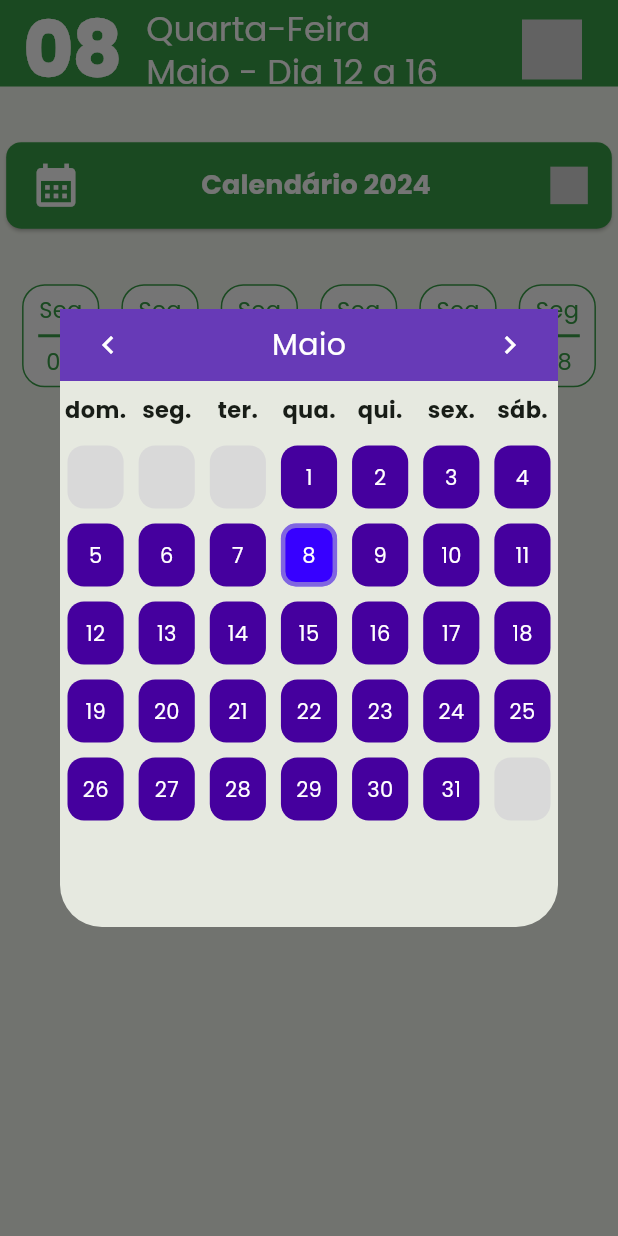
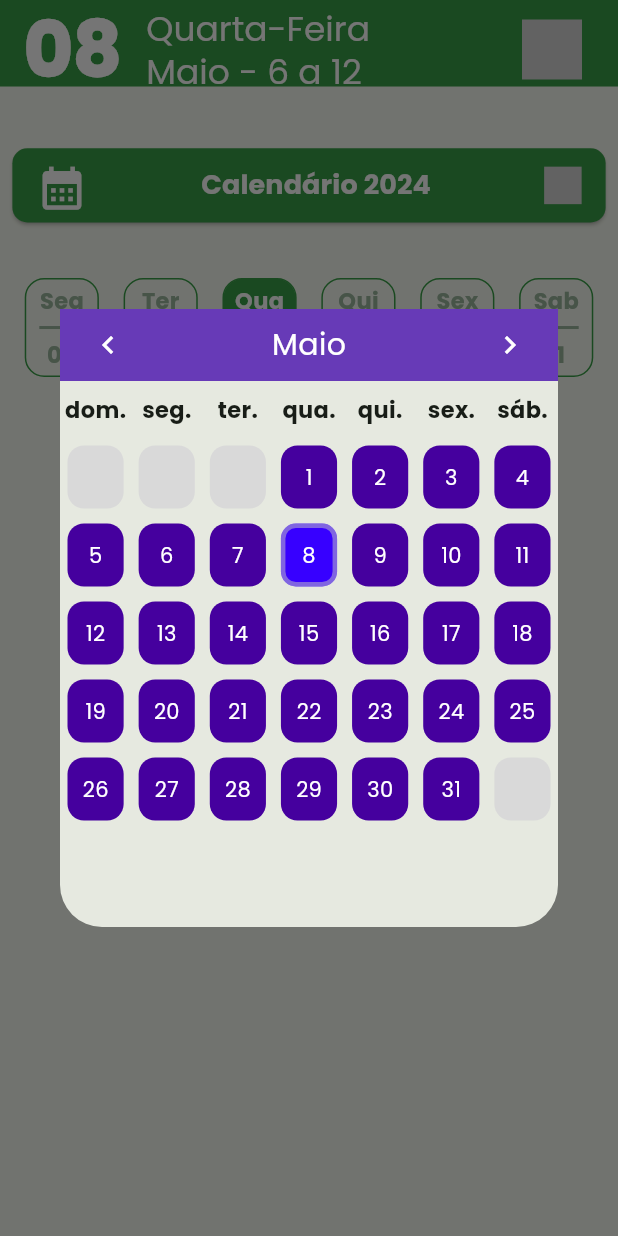
Before and after one commit to ladesa-ro/mobile, a Flutter app: the Home screen opened by its route, after a tap on an icon or button, on a phone screen of 412 x 824 dp. Run offline on Flutter 3.47's test engine with Material 3 defaults, Android fonts, the phone set to English and light mode, and no system bars; drawn by our look-alikes of table_calendar; our stand-ins replace lottie, shared_preferences; missing offline and left inert: iconify_flutter; accounts and stored records are empty.

Commit message:
pequenas mudanças

```diff
--- a/sisgha/lib/app/constants/tamanhoTela.dart
+++ b/sisgha/lib/app/constants/tamanhoTela.dart
@@ -2,10 +2,10 @@ import 'package:flutter/material.dart';
 
 class TamanhoTela {
   static double horizontal(BuildContext context) {
-    return MediaQuery.of(context).size.width;
+    return MediaQuery.sizeOf(context).width;
   }
 
   static double vertical(BuildContext context) {
-    return MediaQuery.of(context).size.height;
+    return MediaQuery.sizeOf(context).height;
   }
 }
--- a/sisgha/lib/app/views/home/barra_top.dart
+++ b/sisgha/lib/app/views/home/barra_top.dart
@@ -1,5 +1,8 @@
+import 'dart:convert';
+
 import 'package:flutter/material.dart';
 import 'package:iconify_flutter/iconify_flutter.dart';
+import 'package:intl/intl.dart';
 import 'package:sisgha/app/constants/Icones.dart';
 import 'package:sisgha/app/constants/colors.dart';
 import 'package:sisgha/app/constants/dias.dart';
@@ -16,6 +19,12 @@ class CustomAppBar extends StatelessWidget implements PreferredSizeWidget {
 
   @override
   Widget build(BuildContext context) {
+    DateTime now = DateTime.now();
+    DateTime date = now.add(Duration(days: 7 - now.weekday));
+    final diaDoMes = DateFormat('dd').format(date);
+
+    final primeirodiaSemana = int.parse(diaDoMes) - 6;
+
     return AppBar(
       automaticallyImplyLeading: false,
       backgroundColor: Theme.of(context).colorScheme.primary,
@@ -49,7 +58,7 @@ class CustomAppBar extends StatelessWidget implements PreferredSizeWidget {
                   ),
                 ),
                 Text(
-                  '${DatasFormatadas.MesAgora[0].toUpperCase() + DatasFormatadas.MesAgora.substring(1)} - Dia 12 a 16',
+                  '${DatasFormatadas.MesAgora[0].toUpperCase() + DatasFormatadas.MesAgora.substring(1)} - ${primeirodiaSemana} a ${diaDoMes}',
                   style: estiloTexto(
                     TamanhoTela.horizontal(context) < 400 ? 21 : 23,
                     cor: ColorApp.Branco,
--- a/sisgha/lib/app/views/home/home.dart
+++ b/sisgha/lib/app/views/home/home.dart
@@ -1,5 +1,3 @@
-// ignore_for_file: prefer_const_constructors
-
 import 'package:flutter/material.dart';
 import 'package:iconify_flutter/iconify_flutter.dart';
 import 'package:sisgha/app/constants/Icones.dart';
@@ -34,11 +32,11 @@ class _HomeState extends State<Home> {
       body: ListView(
         children: [
           SizedBox(
-            height: TamanhoTela.vertical(context) / 25,
+            height: TamanhoTela.vertical(context) * 0.04,
             width: TamanhoTela.horizontal(context),
           ),
           Container(
-            padding: EdgeInsets.all(TamanhoTela.horizontal(context) * 0.01),
+            padding: EdgeInsets.all(TamanhoTela.horizontal(context) * 0.02),
             height: MediaQuery.sizeOf(context).height * 0.08,
             width: MediaQuery.sizeOf(context).width,
             child: ElevatedButton(
@@ -85,10 +83,13 @@ class _HomeState extends State<Home> {
             ),
           ),
           SizedBox(
-            height: TamanhoTela.vertical(context) / 25,
+            height: TamanhoTela.vertical(context) * 0.035,
           ),
           //botoes com os dias da semana
-          ConstruindoQuadrados(context),
+          Container(
+            height: TamanhoTela.vertical(context),
+            child: QuadradosHome(context),
+          )
         ],
       ),
     );
--- a/sisgha/lib/app/views/inicio/splashScreen.dart
+++ b/sisgha/lib/app/views/inicio/splashScreen.dart
@@ -19,7 +19,7 @@ class _SplashScreen extends State<SplashScreen> {
   void initState() {
     super.initState();
 
-    Timer(Duration(milliseconds: 2200), () {
+    Timer(Duration(milliseconds: 2300), () {
       setState(() {
         temporizador = true;
       });
@@ -30,7 +30,7 @@ class _SplashScreen extends State<SplashScreen> {
       });
     });
 
-    Future.delayed(const Duration(milliseconds: 5210), () {
+    Future.delayed(const Duration(milliseconds: 5310), () {
       Navigator.pushNamedAndRemoveUntil(
         context,
         '/bemvindo',
--- a/sisgha/lib/app/widgets/quadrados_Home.dart
+++ b/sisgha/lib/app/widgets/quadrados_Home.dart
@@ -1,66 +1,95 @@
-// ignore_for_file: non_constant_identifier_names, prefer_const_constructors
+import 'package:flutter/material.dart';
+import 'package:flutter/widgets.dart';
 
-import 'package:flutter/material.dart';
+import 'package:intl/intl.dart';
 import 'package:sisgha/app/constants/colors.dart';
-import 'package:sisgha/app/constants/dias.dart';
 import 'package:sisgha/app/constants/estilos.dart';
 import 'package:sisgha/app/constants/tamanhoTela.dart';
 
-Widget Quadrados_Home(context) {
+@override
+Widget QuadradosHome(BuildContext context) {
+  return Scaffold(
+    body: Container(
+      height: MediaQuery.sizeOf(context).height > 750
+          ? MediaQuery.sizeOf(context).height * 0.08
+          : MediaQuery.sizeOf(context).height * 0.10,
+      child: ListView.builder(
+        scrollDirection: Axis.horizontal,
+        itemCount: 6,
+        itemBuilder: (context, index) {
           return Container(
+            child: ConstrutorQuadrados(context, index),
+          );
+        },
+      ),
+    ),
+  );
+}
+
+Widget ConstrutorQuadrados(BuildContext context, int index) {
+  List<String> weekdays = [
+    'Seg',
+    'Ter',
+    'Qua',
+    'Qui',
+    'Sex',
+    'Sab',
+  ];
+  DateTime now = DateTime.now();
+  DateTime date = now.add(Duration(days: index - now.weekday + 1));
+  final diaDoMes = DateFormat('dd').format(date);
+
+  return Row(
+    children: [
+      SizedBox(
+        width: TamanhoTela.horizontal(context) * 0.04,
+      ),
+      Container(
         foregroundDecoration: BoxDecoration(),
         decoration: BoxDecoration(
-        color: ColorApp.Branco,
+          color: diaDoMes == DateFormat('dd').format(now)
+              ? ColorApp.VerdeEscuro
+              : null,
           border: Border.all(
             color: ColorApp.VerdeEscuro,
             width: 1.0,
             style: BorderStyle.solid,
-            strokeAlign: BorderSide.strokeAlignInside),
-        borderRadius: BorderRadius.only(
-            topLeft: Radius.circular(15),
-            topRight: Radius.circular(15),
-            bottomRight: Radius.circular(15),
-            bottomLeft: Radius.circular(15))),
-    width: TamanhoTela.horizontal(context) / 8,
-    height: TamanhoTela.vertical(context) / 12,
+          ),
+          borderRadius: const BorderRadius.all(
+            Radius.circular(13),
+          ),
+        ),
+        width: MediaQuery.of(context).size.width * 0.12,
+        height: MediaQuery.of(context).size.height * 0.10,
         child: Column(
+          mainAxisAlignment: MainAxisAlignment.spaceAround,
           children: [
-        Spacer(),
             Text(
-          'Seg',
-          style: estiloTexto(15, cor: ColorApp.VerdeEscuro),
+              weekdays[index],
+              style: estiloTexto(15,
+                  cor: diaDoMes == DateFormat('dd').format(now)
+                      ? ColorApp.Branco
+                      : ColorApp.VerdeCinza,
+                  peso: FontWeight.w700),
             ),
-        Spacer(),
             Container(
               width: 30,
               height: 2,
-          color: ColorApp.VerdeEscuro,
+              color: diaDoMes == DateFormat('dd').format(now)
+                  ? ColorApp.Branco
+                  : ColorApp.VerdeCinza,
             ),
-        Spacer(),
-        Text('${DatasFormatadas.DiaAgora}',
-            style: estiloTexto(15, cor: ColorApp.VerdeEscuro)),
-        Spacer()
+            Text(
+              '${diaDoMes}',
+              style: estiloTexto(15,
+                  cor: diaDoMes == DateFormat('dd').format(now)
+                      ? ColorApp.Branco
+                      : ColorApp.VerdeCinza,
+                  peso: FontWeight.w700),
+            ),
           ],
         ),
-  );
-}
-
-Widget ConstruindoQuadrados(context) {
-  return Row(
-    children: [
-      Spacer(),
-      Quadrados_Home(context),
-      Spacer(),
-      Quadrados_Home(context),
-      Spacer(),
-      Quadrados_Home(context),
-      Spacer(),
-      Quadrados_Home(context),
-      Spacer(),
-      Quadrados_Home(context),
-      Spacer(),
-      Quadrados_Home(context),
-      Spacer(),
+      )
     ],
   );
 }
--- a/sisgha/lib/app/widgets/widgtes_login.dart
+++ b/sisgha/lib/app/widgets/widgtes_login.dart
@@ -54,7 +54,7 @@ Widget botaoEntrarAluno(context) {
             (route) => false),
         child: Center(
           child: Row(
-            mainAxisAlignment: MainAxisAlignment.center,
+            mainAxisAlignment: MainAxisAlignment.start,
             children: [
               const SizedBox(width: 19),
               const Iconify(
@@ -68,7 +68,7 @@ Widget botaoEntrarAluno(context) {
                 color: ColorApp.Branco,
               ),
               SizedBox(
-                width: TamanhoTela.horizontal(context) > 750 ? 18 : 16,
+                width: TamanhoTela.horizontal(context) > 750 ? 55 : 45,
               ),
               Center(
                 child: Text('Entrar como Aluno',
```
Lines whose indentation alone changed are shown as unchanged.
